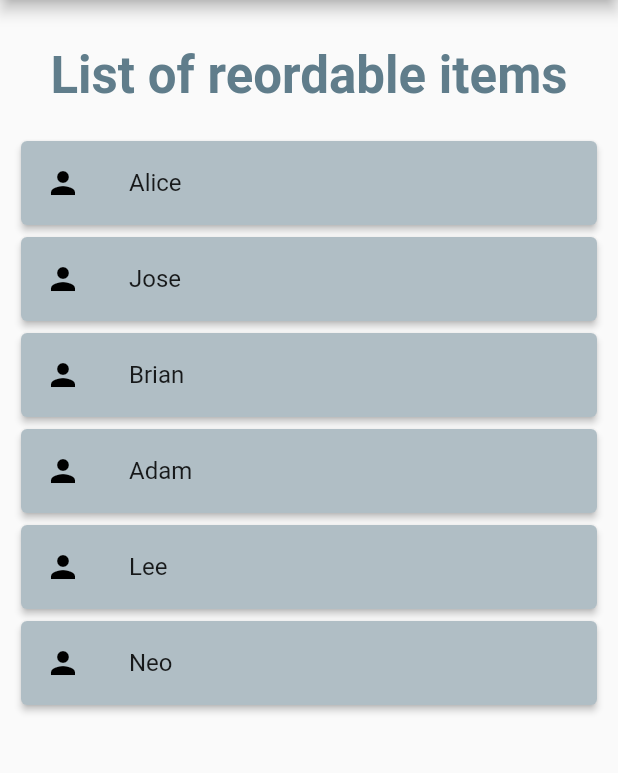
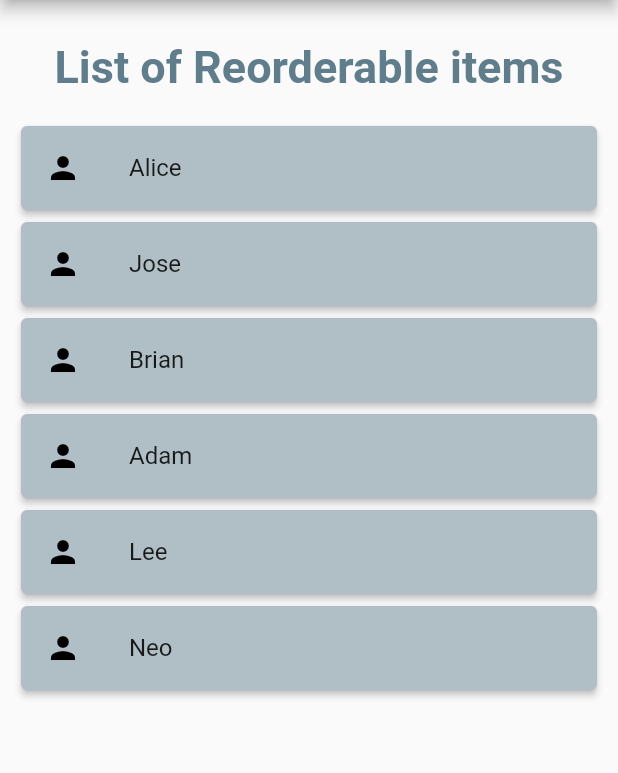
Before and after one commit to AbhiCodebugger/flutter_reordable_list, a Flutter app: the screen it shows after launch, on a phone screen of 412 x 824 dp, the part 84-857 px from its top. Run offline on Flutter 3.47's test engine with Material 2 defaults, Android fonts, the phone set to English and light mode, and no system bars.

Commit message:
spelling fix

```diff
--- a/lib/main.dart
+++ b/lib/main.dart
@@ -40,12 +40,14 @@ class _MyHomePageState extends State<MyHomePage> {
           title: Text(widget.title),
         ),
         body: ReorderableListView(
-          header: Center(
+          header: const Center(
             heightFactor: 2,
             child: Text(
-              'List of reordable items',
-              style: Theme.of(context).textTheme.headlineMedium!.copyWith(
-                  color: Colors.blueGrey, fontWeight: FontWeight.bold),
+              'List of Reorderable items',
+              style: TextStyle(
+                  color: Colors.blueGrey,
+                  fontWeight: FontWeight.bold,
+                  fontSize: 30),
             ),
           ),
           padding: const EdgeInsets.all(10),
```
